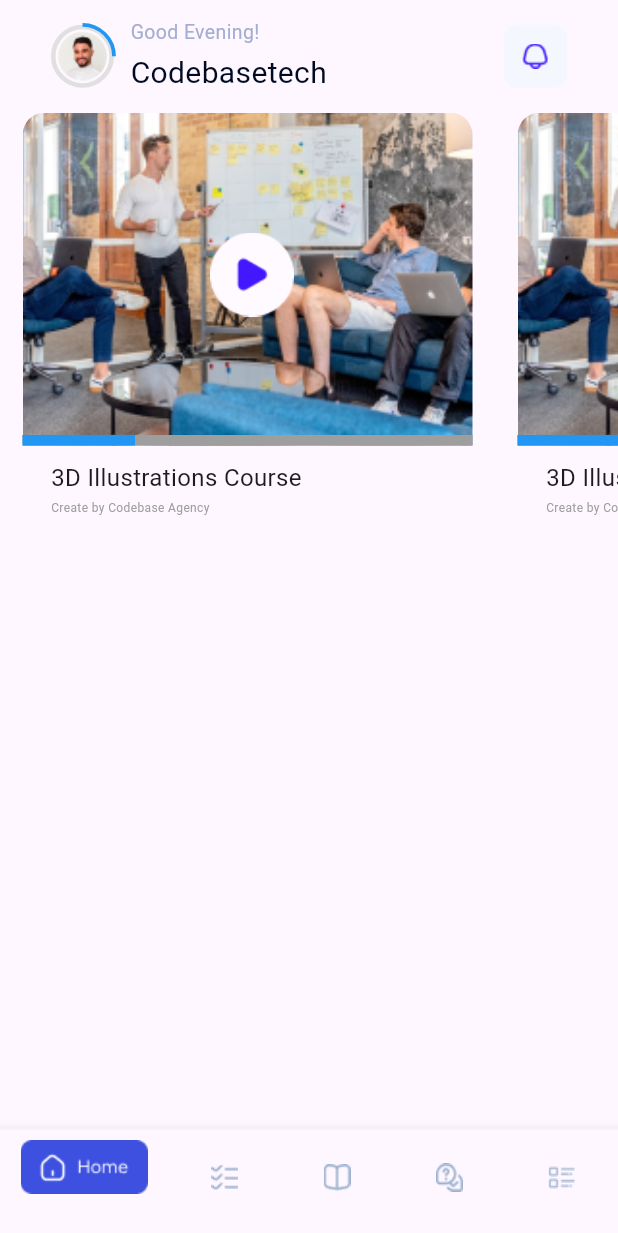
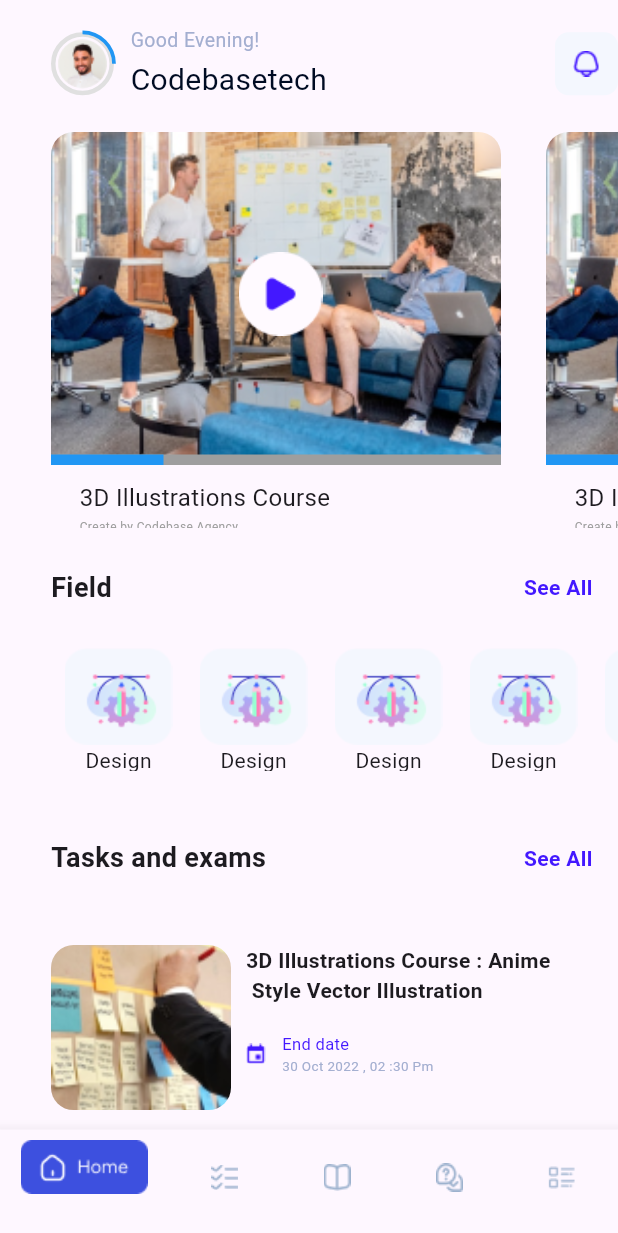
Before and after one commit to amrnooour/cources, a Flutter app: the HomeView screen opened by its route, on a phone screen of 412 x 824 dp. Shown: the top 1233 px of the screen. Run offline on Flutter 3.47's test engine with Material 3 defaults, Android fonts, the phone set to English and light mode, and no system bars; our stand-ins replace flutter_bloc, go_router, shared_preferences, smooth_page_indicator, video_player; accounts and stored records are empty.

Commit message:
finish section tasks

```diff
--- a/lib/core/utils/app_assets.dart
+++ b/lib/core/utils/app_assets.dart
@@ -29,6 +29,13 @@ abstract class AppAssets {
   static const testImage = "assets/test_image.png";
   static const playButton = "assets/Rounded.png";
 
+  static const fieldImage = "assets/Medium_Traffic.png";
+  static const tasksImage = "assets/tasks_image.png";
+  static const calenderIcon = "assets/Vector5.png";
+
+
+
+
 
 
 
--- a/lib/features/home/presentation/views/widgets/custom_appbar.dart
+++ b/lib/features/home/presentation/views/widgets/custom_appbar.dart
@@ -7,9 +7,7 @@ class CustomAppbar extends StatelessWidget {
 
   @override
   Widget build(BuildContext context) {
-    return Padding(
-      padding: const EdgeInsets.symmetric(horizontal: 34,vertical: 12),
-      child: Row(children: [
+    return Row(children: [
       const Center(child: CircularProfileAvatar(
         imageUrl: AppAssets.profilePhoto,
          progress: .25),),
@@ -27,7 +25,6 @@ class CustomAppbar extends StatelessWidget {
         height: 42,
         width: 42,
         child: Center(child: Image.asset(AppAssets.bell),),),
-      ],),
-    );
+    ],);
   }
 }
--- /dev/null
+++ b/lib/features/home/presentation/views/widgets/custom_calender_row.dart
@@ -0,0 +1,31 @@
+import 'package:cources/core/utils/app_assets.dart';
+import 'package:flutter/material.dart';
+
+class CustomCalenderRow extends StatelessWidget {
+  const CustomCalenderRow({super.key});
+
+  @override
+  Widget build(BuildContext context) {
+    return Row(
+      children: [
+        Image.asset(AppAssets.calenderIcon),
+        const SizedBox(
+          width: 11,
+        ),
+        const Column(
+          crossAxisAlignment: CrossAxisAlignment.start,
+          children: [
+            Text(
+              "End date",
+              style: TextStyle(fontSize: 11, color: Color(0xff4318FF)),
+            ),
+            Text(
+              "30 Oct 2022 , 02 :30 Pm",
+              style: TextStyle(fontSize: 9, color: Color(0xffA3AED0)),
+            )
+          ],
+        )
+      ],
+    );
+  }
+}
--- /dev/null
+++ b/lib/features/home/presentation/views/widgets/custom_item_field.dart
@@ -0,0 +1,14 @@
+import 'package:cources/core/utils/app_assets.dart';
+import 'package:flutter/material.dart';
+
+class CustomItemField extends StatelessWidget {
+  const CustomItemField({super.key});
+
+  @override
+  Widget build(BuildContext context) {
+    return Column(children: [
+      Image.asset(AppAssets.fieldImage),
+      const Text("Design")
+    ],);
+  }
+}
--- /dev/null
+++ b/lib/features/home/presentation/views/widgets/custom_item_tasks.dart
@@ -0,0 +1,38 @@
+import 'package:cources/core/utils/app_assets.dart';
+import 'package:cources/features/home/presentation/views/widgets/custom_calender_row.dart';
+import 'package:flutter/material.dart';
+
+class CustomItemTasks extends StatelessWidget {
+  const CustomItemTasks({super.key});
+
+  @override
+  Widget build(BuildContext context) {
+    return Row(
+      crossAxisAlignment: CrossAxisAlignment.start,
+      children: [
+        Container(
+          height: 110,
+          width: 120,
+          decoration: const BoxDecoration(
+              image: DecorationImage(
+                  image: AssetImage(AppAssets.tasksImage), fit: BoxFit.cover),
+              borderRadius: BorderRadius.all(Radius.circular(15))),
+        ),
+        const SizedBox(
+          width: 10,
+        ),
+        const Column(
+          crossAxisAlignment: CrossAxisAlignment.start,
+          children: [
+            Text(
+              "3D Illustrations Course : Anime\n Style Vector Illustration",
+              style: TextStyle(fontWeight: FontWeight.bold),
+            ),
+            SizedBox(height: 18,),
+            CustomCalenderRow(),
+          ],
+        ),
+      ],
+    );
+  }
+}
--- /dev/null
+++ b/lib/features/home/presentation/views/widgets/custom_list_field.dart
@@ -0,0 +1,23 @@
+import 'package:cources/features/home/presentation/views/widgets/custom_item_field.dart';
+import 'package:flutter/material.dart';
+
+class CustomListField extends StatelessWidget {
+  const CustomListField({super.key});
+
+  @override
+  Widget build(BuildContext context) {
+    double height = MediaQuery.of(context).size.height;
+    double width = MediaQuery.of(context).size.width;
+    return SizedBox(
+      height: height*.1,
+      width: width,
+      child: ListView.builder(
+        scrollDirection: Axis.horizontal,
+        itemCount: 10,
+        itemBuilder: (context, index) => const Padding(
+          padding: EdgeInsets.symmetric(horizontal: 9),
+          child: CustomItemField(),
+        ),),
+    );
+  }
+}
--- a/lib/features/home/presentation/views/widgets/custom_list_video.dart
+++ b/lib/features/home/presentation/views/widgets/custom_list_video.dart
@@ -10,7 +10,7 @@ class CustomListVideo extends StatelessWidget {
     double height = MediaQuery.of(context).size.height;
     double width = MediaQuery.of(context).size.width;
     return SizedBox(
-      height: height*.4,
+      height: height*.32,
       width: width,
       child: ListView.builder(
         scrollDirection: Axis.horizontal,
--- /dev/null
+++ b/lib/features/home/presentation/views/widgets/custom_row_field.dart
@@ -0,0 +1,31 @@
+// ignore_for_file: prefer_const_constructors
+
+import 'package:flutter/material.dart';
+
+class CustomRowField extends StatelessWidget {
+  final String title;
+  const CustomRowField({super.key, required this.title});
+
+  @override
+  Widget build(BuildContext context) {
+    return  Row(
+      children: [
+        Text(
+          title,
+          style: TextStyle(fontSize: 18, fontWeight: FontWeight.bold),
+        ),
+        Spacer(),
+        Padding(
+          padding: EdgeInsets.only(right: 17),
+          child: Text(
+            "See All",
+            style: TextStyle(
+                fontSize: 14,
+                color: Color(0xff4318FF),
+                fontWeight: FontWeight.bold),
+          ),
+        )
+      ],
+    );
+  }
+}
--- a/lib/features/home/presentation/views/widgets/custom_video_item.dart
+++ b/lib/features/home/presentation/views/widgets/custom_video_item.dart
@@ -12,8 +12,6 @@ class CustomVideoItem extends StatelessWidget {
     return SizedBox(
       height: 300,
       width: 330,
-      child: Padding(
-        padding: const EdgeInsets.only(left: 15),
       child: Column(
         crossAxisAlignment: CrossAxisAlignment.start,
         children: [
@@ -71,7 +69,6 @@ class CustomVideoItem extends StatelessWidget {
           ),
         ],
       ),
-      ),
     );
   }
 }
--- a/lib/features/home/presentation/views/widgets/home_view_body.dart
+++ b/lib/features/home/presentation/views/widgets/home_view_body.dart
@@ -1,5 +1,8 @@
 import 'package:cources/features/home/presentation/views/widgets/custom_appbar.dart';
+import 'package:cources/features/home/presentation/views/widgets/custom_item_tasks.dart';
+import 'package:cources/features/home/presentation/views/widgets/custom_list_field.dart';
 import 'package:cources/features/home/presentation/views/widgets/custom_list_video.dart';
+import 'package:cources/features/home/presentation/views/widgets/custom_row_field.dart';
 import 'package:flutter/widgets.dart';
 
 class HomeViewBody extends StatelessWidget {
@@ -8,11 +11,38 @@ class HomeViewBody extends StatelessWidget {
   @override
   Widget build(BuildContext context) {
     return const SafeArea(
-      child: Column(
-        children: [
-          CustomAppbar(),
-          CustomListVideo()
-        ],
+      child: Padding(
+        padding: EdgeInsets.only(left: 34, top: 17),
+        child: SingleChildScrollView(
+          child: Column(
+            children: [
+              CustomAppbar(),
+              SizedBox(
+                height: 20,
+              ),
+              CustomListVideo(),
+              SizedBox(
+                height: 27,
+              ),
+              CustomRowField(title: "Field",),
+              SizedBox(
+                height: 27,
+              ),
+              CustomListField(),
+              SizedBox(
+                height: 45,
+              ),
+              CustomRowField(title: "Tasks and exams"),
+              SizedBox(
+                height: 45,
+              ),
+              CustomItemTasks(),
+              SizedBox(height: 15,),
+              CustomItemTasks()
+
+            ],
+          ),
+        ),
       ),
     );
   }
```
Also changed, not shown: assets/Vector5.png (added), assets/tasks_image.png (added). Lines whose indentation alone changed are shown as unchanged.
